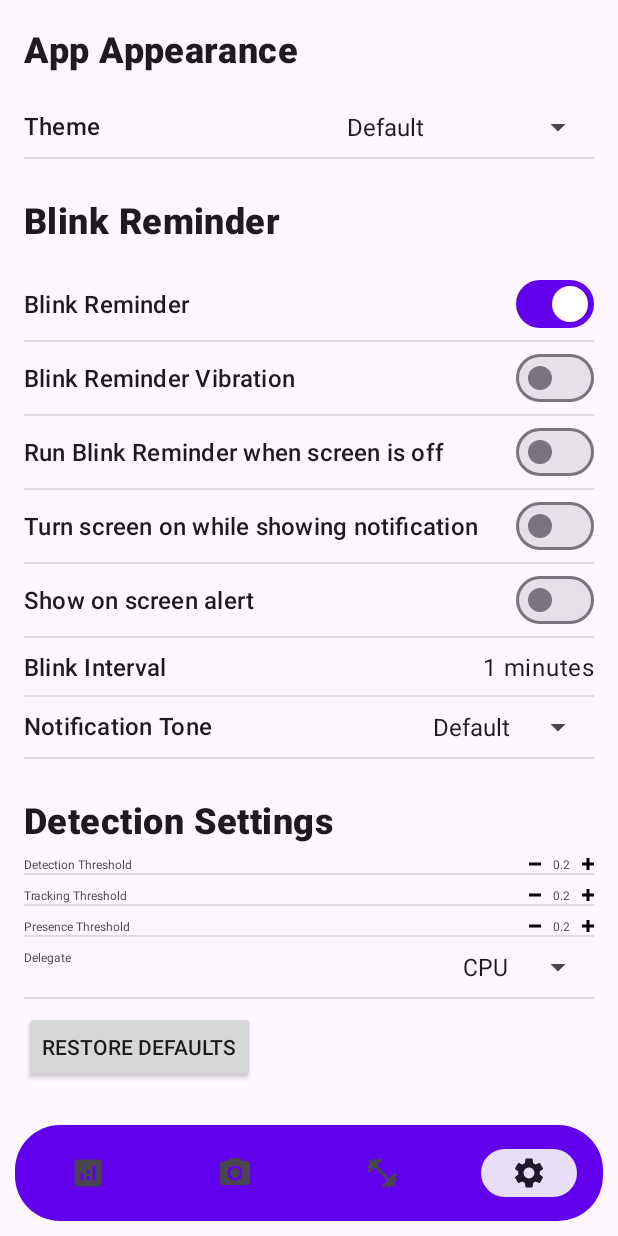
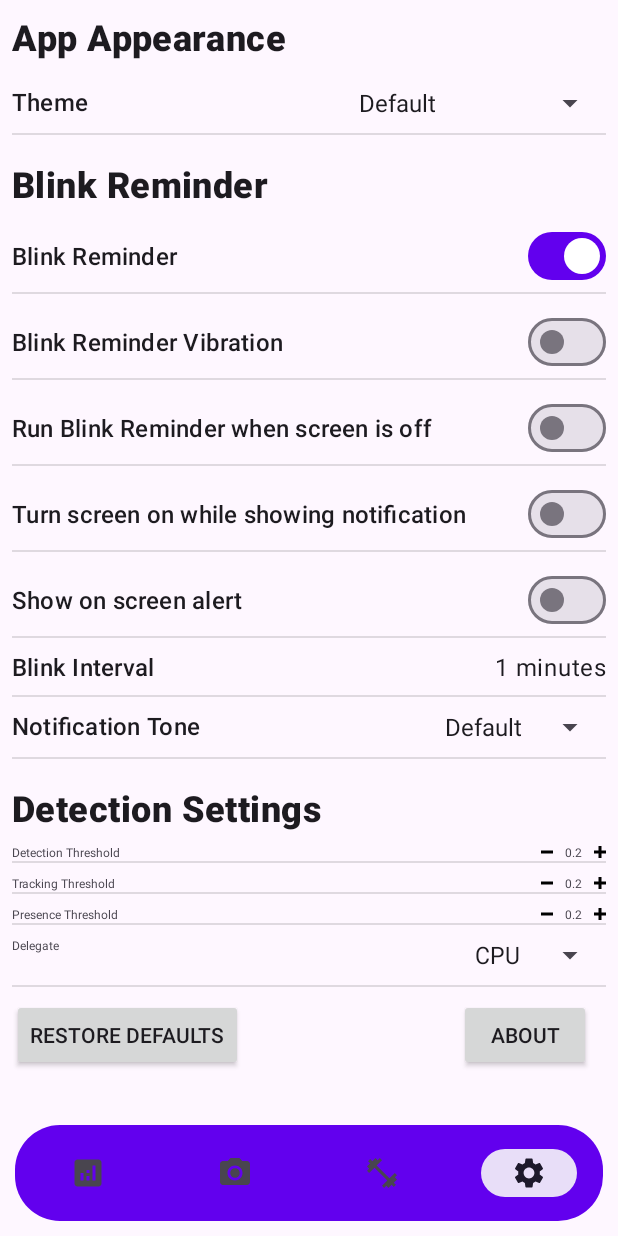
Before and after one commit to imnexerio/EyerisAndroid, an Android app: the SettingsFragment screen opened through its navigation route, on a phone screen of 412 x 824 dp. Run offline under Robolectric (Android 15) with nearby library versions, the phone set to English and light mode, and no system bars; our stand-ins replace navigation-ui; libraries missing offline, so code that uses them is left out: com.taosif7.android; 7 statements that could not run were skipped.

Commit message:
added about page

```diff
--- /dev/null
+++ b/app/src/main/res/drawable/baseline_info_outline_24.xml
@@ -0,0 +1,5 @@
+<vector xmlns:android="http://schemas.android.com/apk/res/android" android:height="24dp" android:tint="#000000" android:viewportHeight="24" android:viewportWidth="24" android:width="24dp">
+
+    <path android:fillColor="@android:color/white" android:pathData="M11,7h2v2h-2V7zM11,11h2v6h-2V11zM12,2C6.48,2 2,6.48 2,12s4.48,10 10,10s10,-4.48 10,-10S17.52,2 12,2zM12,20c-4.41,0 -8,-3.59 -8,-8s3.59,-8 8,-8s8,3.59 8,8S16.41,20 12,20z"/>
+
+</vector>
--- /dev/null
+++ b/app/src/main/res/drawable/ic_github.xml
@@ -0,0 +1,4 @@
+<vector android:height="32dp" android:viewportHeight="16"
+    android:viewportWidth="16" android:width="32dp" xmlns:android="http://schemas.android.com/apk/res/android">
+    <path android:fillColor="#FF000000" android:pathData="M7.999,0C3.582,0 0,3.596 0,8.032a8.031,8.031 0,0 0,5.472 7.621c0.4,0.074 0.546,-0.174 0.546,-0.387 0,-0.191 -0.007,-0.696 -0.011,-1.366 -2.225,0.485 -2.695,-1.077 -2.695,-1.077 -0.363,-0.928 -0.888,-1.175 -0.888,-1.175 -0.727,-0.498 0.054,-0.488 0.054,-0.488 0.803,0.057 1.225,0.828 1.225,0.828 0.714,1.227 1.873,0.873 2.329,0.667 0.072,-0.519 0.279,-0.873 0.508,-1.074 -1.776,-0.203 -3.644,-0.892 -3.644,-3.969 0,-0.877 0.312,-1.594 0.824,-2.156 -0.083,-0.203 -0.357,-1.02 0.078,-2.125 0,0 0.672,-0.216 2.2,0.823a7.633,7.633 0,0 1,2.003 -0.27,7.65 7.65,0 0,1 2.003,0.271c1.527,-1.039 2.198,-0.823 2.198,-0.823 0.436,1.106 0.162,1.922 0.08,2.125 0.513,0.562 0.822,1.279 0.822,2.156 0,3.085 -1.87,3.764 -3.652,3.963 0.287,0.248 0.543,0.738 0.543,1.487 0,1.074 -0.01,1.94 -0.01,2.203 0,0.215 0.144,0.465 0.55,0.386A8.032,8.032 0,0 0,16 8.032C16,3.596 12.418,0 7.999,0z"/>
+</vector>
--- a/app/src/main/res/layout/fragment_settings.xml
+++ b/app/src/main/res/layout/fragment_settings.xml
@@ -2,8 +2,8 @@
 
 <ScrollView
 xmlns:android="http://schemas.android.com/apk/res/android"
-android:paddingStart="16dp"
-android:paddingEnd="16dp"
+android:paddingStart="@dimen/bottom_sheet_default_row_margin"
+android:paddingEnd="@dimen/bottom_sheet_default_row_margin"
 android:layout_width="match_parent"
 android:layout_height="match_parent"
 android:layout_marginBottom="30dp">
@@ -25,8 +25,8 @@ android:layout_marginBottom="30dp">
             android:text="App Appearance"
             android:textStyle="bold"
             android:textSize="24sp"
-            android:layout_marginTop="16dp"
-            android:layout_marginBottom="16dp"
+            android:layout_marginTop="@dimen/bottom_sheet_default_row_margin"
+            android:layout_marginBottom="@dimen/bottom_sheet_default_row_margin"
             android:textAppearance="?attr/textAppearanceHeadline6" />
 
 
@@ -60,12 +60,14 @@ android:layout_marginBottom="30dp">
 
 
     <LinearLayout
+        android:layout_marginTop="@dimen/bottom_sheet_default_row_margin"
         android:layout_marginBottom="@dimen/bottom_sheet_default_row_margin"
         android:id="@+id/blink_settings"
         android:layout_width="match_parent"
         android:layout_height="match_parent"
         android:orientation="vertical"
-        android:layout_below="@id/ui_settings">
+        android:layout_below="@id/ui_settings"
+        >
 
         <TextView
             android:layout_width="wrap_content"
@@ -73,15 +75,15 @@ android:layout_marginBottom="30dp">
             android:text="Blink Reminder"
             android:textStyle="bold"
             android:textSize="24sp"
-            android:layout_marginTop="16dp"
-            android:layout_marginBottom="16dp"
             android:textAppearance="?attr/textAppearanceHeadline6" />
+
 
         <com.google.android.material.materialswitch.MaterialSwitch
             android:id="@+id/switch_blink_reminder"
             android:layout_width="match_parent"
             android:layout_height="wrap_content"
             android:text="Blink Reminder"
+            android:layout_marginTop="@dimen/bottom_sheet_default_row_margin"
             android:textAppearance="?attr/textAppearanceTitleMedium" />
         <View
             android:layout_width="match_parent"
@@ -92,6 +94,7 @@ android:layout_marginBottom="30dp">
             android:id="@+id/switch_blink_reminder_vibration"
             android:layout_width="match_parent"
             android:layout_height="wrap_content"
+            android:layout_marginTop="@dimen/bottom_sheet_default_row_margin"
             android:text="Blink Reminder Vibration"
             android:textAppearance="?attr/textAppearanceTitleMedium" />
         <View
@@ -103,6 +106,7 @@ android:layout_marginBottom="30dp">
             android:id="@+id/switch_run_blink_reminder_screen_off"
             android:layout_width="match_parent"
             android:layout_height="wrap_content"
+            android:layout_marginTop="@dimen/bottom_sheet_default_row_margin"
             android:text="Run Blink Reminder when screen is off"
             android:textAppearance="?attr/textAppearanceTitleMedium" />
         <View
@@ -114,6 +118,7 @@ android:layout_marginBottom="30dp">
             android:id="@+id/switch_turn_screen_on_notification"
             android:layout_width="match_parent"
             android:layout_height="wrap_content"
+            android:layout_marginTop="@dimen/bottom_sheet_default_row_margin"
             android:text="Turn screen on while showing notification"
             android:textAppearance="?attr/textAppearanceTitleMedium" />
         <View
@@ -126,6 +131,7 @@ android:layout_marginBottom="30dp">
             android:layout_width="match_parent"
             android:layout_height="wrap_content"
             android:text="Show on screen alert"
+            android:layout_marginTop="@dimen/bottom_sheet_default_row_margin"
             android:textAppearance="?attr/textAppearanceTitleMedium" />
         <View
             android:layout_width="match_parent"
@@ -199,7 +205,7 @@ android:layout_marginBottom="30dp">
             android:text="Detection Settings"
             android:textSize="24sp"
             android:textStyle="bold"
-            android:layout_marginTop="16dp"
+            android:layout_marginTop="@dimen/bottom_sheet_default_row_margin"
             android:textAppearance="?attr/textAppearanceHeadline6" />
 
         <!-- ML confidence threshold adjustment row -->
@@ -368,21 +374,34 @@ android:layout_marginBottom="30dp">
                 />
 
         </RelativeLayout>
+
         <View
             android:layout_width="match_parent"
             android:layout_height="1dp"
             android:background="?android:attr/listDivider" />
+
+        <RelativeLayout
+            android:layout_width="wrap_content"
+            android:layout_height="wrap_content"
+            android:layout_marginTop="@dimen/bottom_sheet_default_row_margin">
         <androidx.appcompat.widget.AppCompatButton
             android:id="@+id/restore_defaults_button"
             android:layout_width="wrap_content"
             android:layout_height="wrap_content"
-            android:layout_marginTop="@dimen/bottom_sheet_default_row_margin"
             android:text="Restore Defaults" />
 
 
+        <androidx.appcompat.widget.AppCompatButton
+            android:id="@+id/about_button"
+            android:layout_width="wrap_content"
+            android:layout_height="wrap_content"
+            android:text="About"
+            android:layout_alignParentEnd="true"
+            android:layout_marginEnd="10dp"
+            />
 
+        </RelativeLayout>
     </LinearLayout>
-
 
 
 </RelativeLayout>
```
Also changed, not shown: app/src/main/java/com/imnexerio/eyeris/fragments/SettingsFragment.kt (+34 -0 lines), app/src/main/res/drawable/bubbles.xml (added, +12 -0 lines), app/src/main/res/layout/about_dialog.xml (added, +58 -0 lines).
